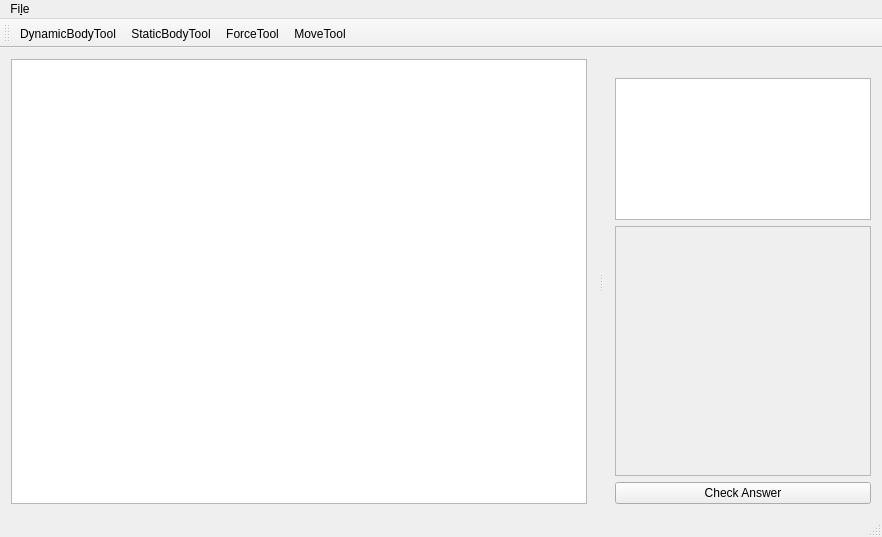
Old version of the form NewtonCore/mainwindow.ui in the repository jarednielson/NewtonEZ.
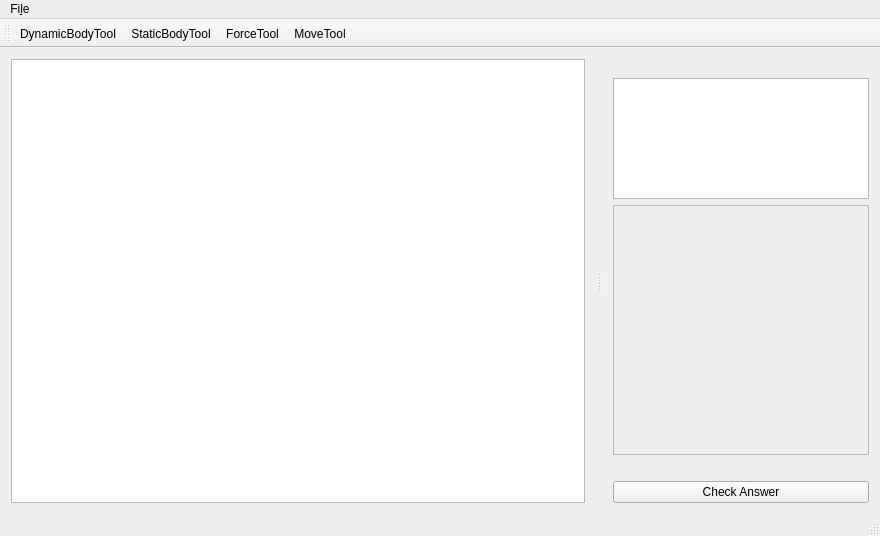
New version of the form. Custom widgets are drawn as their Qt base class.

Commit message: Add answer label and hook it up to the corresponding signal

```diff
--- a/NewtonCore/mainwindow.ui
+++ b/NewtonCore/mainwindow.ui
@@ -6,8 +6,8 @@
    <rect>
     <x>0</x>
     <y>0</y>
-    <width>882</width>
-    <height>537</height>
+    <width>880</width>
+    <height>536</height>
    </rect>
   </property>
   <property name="windowTitle">
@@ -50,8 +50,8 @@
     <rect>
      <x>0</x>
      <y>0</y>
-     <width>882</width>
-     <height>30</height>
+     <width>880</width>
+     <height>20</height>
     </rect>
    </property>
    <widget class="QMenu" name="menuFile">
@@ -178,8 +178,8 @@
            <rect>
             <x>0</x>
             <y>0</y>
-            <width>252</width>
-            <height>246</height>
+            <width>254</width>
+            <height>248</height>
            </rect>
           </property>
           <layout class="QVBoxLayout" name="verticalLayout_2">
@@ -194,6 +194,13 @@
          </widget>
         </widget>
        </item>
+       <item>
+        <widget class="QLabel" name="answerLabel">
+         <property name="text">
+          <string/>
+         </property>
+        </widget>
+       </item>
        <item>
         <widget class="QPushButton" name="startEndButton">
          <property name="maximumSize">
```
The commit also changes 2 other files.
